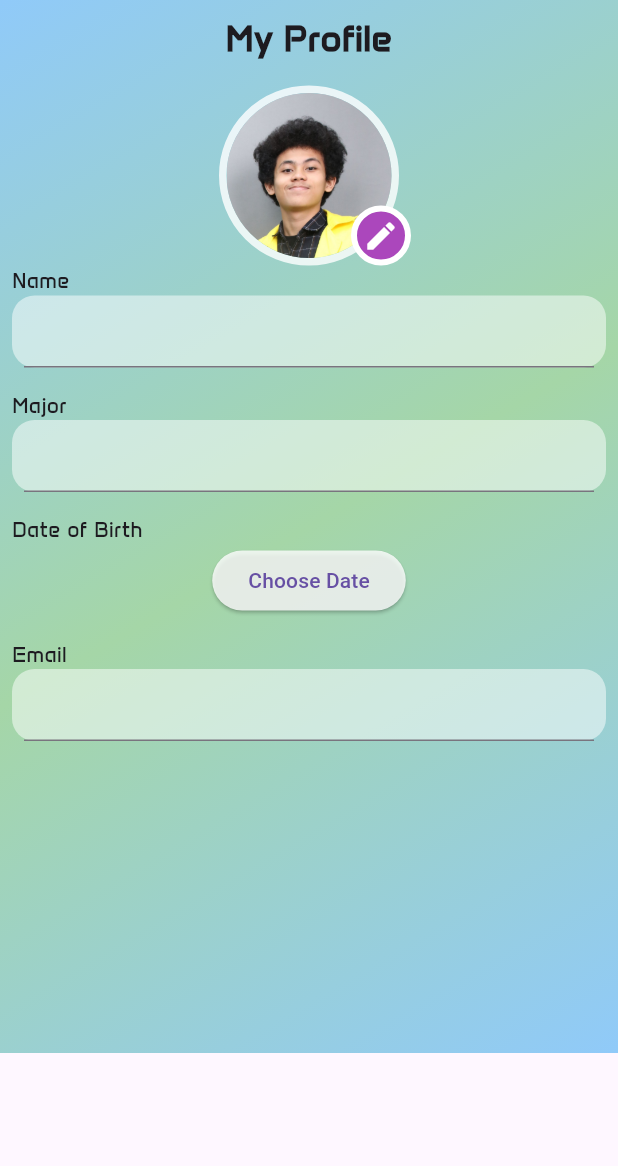
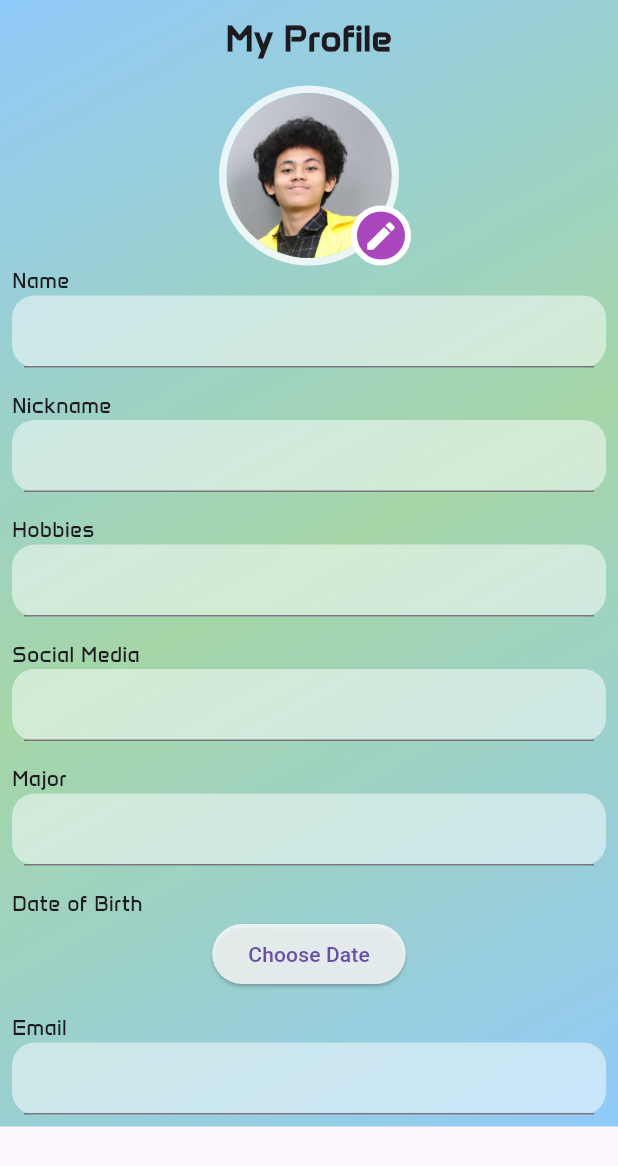
Before and after one commit to MaulRai/Tugas-Oprec-RISTEK-MobDev, a Flutter app: the ProfilePage screen opened directly, on a phone screen of 412 x 824 dp. Shown: the top 1166 px of the screen. Run offline on Flutter 3.47's test engine with Material 3 defaults, Android fonts, the phone set to English and light mode, and no system bars; our stand-ins replace flutter_slidable, hive; accounts and stored records are empty.

Commit message:
menambahkan nickname, hobby, dan socmed ke profile page

```diff
--- a/lib/main.dart
+++ b/lib/main.dart
@@ -96,7 +96,7 @@ class _TodoListScreenState extends State<TodoListScreen> {
               child: Column(
                 children: [
                   Text(
-                    "Welcome, ${_myProfileBox.get('userName') == "" ? "User" : _myProfileBox.get('userName') ?? "User"}!",
+                    "Welcome, ${_myProfileBox.get('nickName') == "" ? "User" : _myProfileBox.get('nickName') ?? "User"}!",
                     style: const TextStyle(
                       fontFamily: 'Anta',
                       fontWeight: FontWeight.bold,
--- a/lib/profile_page.dart
+++ b/lib/profile_page.dart
@@ -125,6 +125,78 @@ class _ProfilePageState extends State<ProfilePage> {
                 mainAxisAlignment: MainAxisAlignment.start,
                 children: [
                   Expanded(
+                      child: Text("Nickname", style: TextStyle(fontFamily: 'Anta'))),
+                ],
+              ),
+              Container(
+                decoration: BoxDecoration(
+                  borderRadius: BorderRadius.circular(15.0),
+                  color: Colors.white
+                      .withOpacity(0.5), // Background color with 50% opacity
+                ),
+                child: Padding(
+                  padding: const EdgeInsets.fromLTRB(8, 0, 8, 0),
+                  child: TextFormField(
+                    initialValue: _myProfileBox.get('nickName') ?? "",
+                    onChanged: (value) {
+                      _myProfileBox.put("nickName", value);
+                    },
+                  ),
+                ),
+              ),
+              const SizedBox(height: 15),
+              const Row(
+                mainAxisAlignment: MainAxisAlignment.start,
+                children: [
+                  Expanded(
+                      child: Text("Hobbies", style: TextStyle(fontFamily: 'Anta'))),
+                ],
+              ),
+              Container(
+                decoration: BoxDecoration(
+                  borderRadius: BorderRadius.circular(15.0),
+                  color: Colors.white
+                      .withOpacity(0.5), // Background color with 50% opacity
+                ),
+                child: Padding(
+                  padding: const EdgeInsets.fromLTRB(8, 0, 8, 0),
+                  child: TextFormField(
+                    initialValue: _myProfileBox.get('hobbies') ?? "",
+                    onChanged: (value) {
+                      _myProfileBox.put("hobbies", value);
+                    },
+                  ),
+                ),
+              ),
+              const SizedBox(height: 15),
+              const Row(
+                mainAxisAlignment: MainAxisAlignment.start,
+                children: [
+                  Expanded(
+                      child: Text("Social Media", style: TextStyle(fontFamily: 'Anta'))),
+                ],
+              ),
+              Container(
+                decoration: BoxDecoration(
+                  borderRadius: BorderRadius.circular(15.0),
+                  color: Colors.white
+                      .withOpacity(0.5), // Background color with 50% opacity
+                ),
+                child: Padding(
+                  padding: const EdgeInsets.fromLTRB(8, 0, 8, 0),
+                  child: TextFormField(
+                    initialValue: _myProfileBox.get('socialMedia') ?? "",
+                    onChanged: (value) {
+                      _myProfileBox.put("socialMedia", value);
+                    },
+                  ),
+                ),
+              ),
+              const SizedBox(height: 15),
+              const Row(
+                mainAxisAlignment: MainAxisAlignment.start,
+                children: [
+                  Expanded(
                       child: Text("Major", style: TextStyle(fontFamily: 'Anta'))),
                 ],
               ),
@@ -191,7 +263,7 @@ class _ProfilePageState extends State<ProfilePage> {
                   ),
                 ),
               ),
-              const SizedBox(height: 200),
+              // const SizedBox(height: 200),
             ],
           ),
         ),
```
